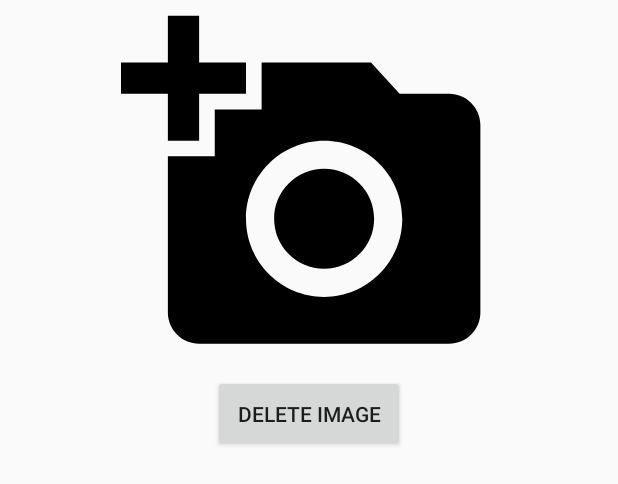
After one commit to lumisce/ReMemo, an Android app: the layout dialog_image_popup.xml on its own in the app's theme, with its tools: preview values and no code run, on a phone screen of 412 x 824 dp. The commit adds this screen. Shown: the top 484 px of the screen. Run offline under Robolectric (Android 15) with nearby library versions, the phone set to English and light mode, and no system bars.

Commit message:
Add delete button in EventView and PopupDialog for images in ImageInput.

```diff
--- a/app/src/main/java/cs1193/admu/finalproject/ImageGridAdapter.java
+++ b/app/src/main/java/cs1193/admu/finalproject/ImageGridAdapter.java
@@ -7,6 +7,7 @@ import android.view.View;
 import android.view.ViewGroup;
 import android.widget.ImageView;
 import android.widget.ListAdapter;
+
 
 import com.squareup.picasso.Picasso;
 
--- a/app/src/main/java/cs1193/admu/finalproject/ImageListAdapter.java
+++ b/app/src/main/java/cs1193/admu/finalproject/ImageListAdapter.java
@@ -36,18 +36,20 @@
 
     }
 
+
     @Override
     public View getView(int i, View view, ViewGroup viewGroup) {
         View v;
 
         if(i < adapterData.size()){
 
-            v = inflater.inflate(R.layout.image_grid_row,viewGroup,false);
+            v = inflater.inflate(R.layout.image_list_row,viewGroup,false);
 
-            ImageView img = (ImageView) v.findViewById(R.id.imageView);
+            ImageView img = (ImageView) v.findViewById(R.id.list_imageView);
             Image image = images.get(i);
 
             Picasso.with(context).load(new File(image.getFilename())).fit().into(img);
+            img.setTag(image.getId());
 
         }
         else{
--- /dev/null
+++ b/app/src/main/res/layout/dialog_image_popup.xml
@@ -0,0 +1,21 @@
+<?xml version="1.0" encoding="utf-8"?>
+<RelativeLayout xmlns:android="http://schemas.android.com/apk/res/android"
+    android:layout_width="match_parent" android:layout_height="wrap_content">
+
+    <ImageView
+        android:layout_width="250dip"
+        android:layout_height="250dip"
+        android:id="@+id/popup_image"
+        android:src="@drawable/ic_add_a_photo_black_24dp"
+        android:layout_alignParentTop="true"
+        android:layout_centerHorizontal="true" />
+
+    <Button
+        android:padding="16dp"
+        android:layout_width="wrap_content"
+        android:layout_height="wrap_content"
+        android:text="Delete Image"
+        android:id="@+id/dialog_btn_delete"
+        android:layout_below="@+id/popup_image"
+        android:layout_centerHorizontal="true" />
+</RelativeLayout>
```
Also changed, not shown: app/src/main/java/cs1193/admu/finalproject/EventInputActivity.java (+11 -0 lines), app/src/main/java/cs1193/admu/finalproject/EventViewActivity.java (+14 -0 lines), app/src/main/java/cs1193/admu/finalproject/ImageInputActivty.java (+9 -0 lines), app/src/main/java/cs1193/admu/finalproject/ImagePopupDialog.java (added, +75 -0 lines), app/src/main/res/layout/activity_event_view.xml (+9 -0 lines), app/src/main/res/layout/image_list_row.xml (added, +14 -0 lines).
